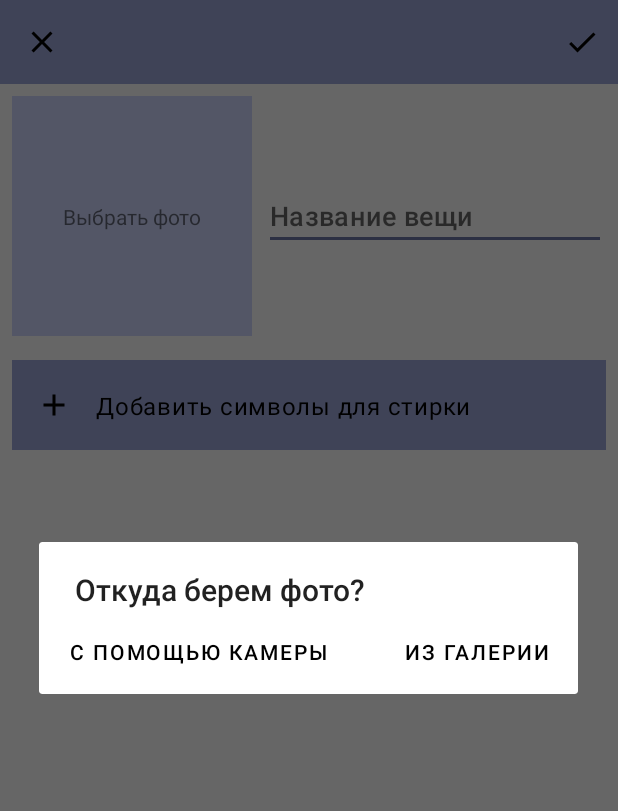
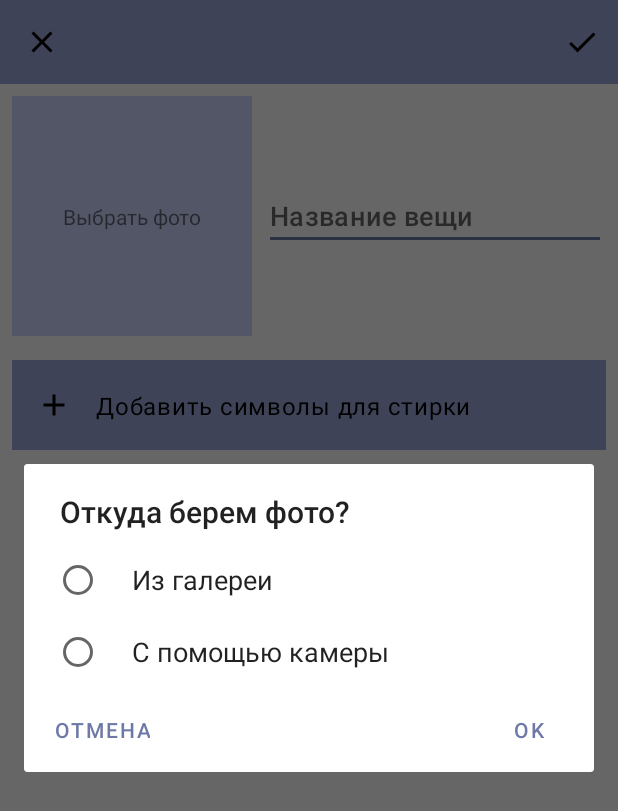
Before and after one commit to Chechevichnaya/Don-t-ruin-your-laundry, an Android app: the fragment AddDataToCardFragment shown on its own in the app's theme, after a tap on an icon or button, on a phone screen of 412 x 824 dp. Shown: the top 811 px of the screen. Run offline under Robolectric (Android 15) with nearby library versions, the phone set to English and light mode, and no system bars; our stand-ins replace FlexboxLayout, data binding; 9 statements that could not run were skipped.

Commit message:
change dialog about asking photo

```diff
--- a/app/src/main/java/com/blabla/dontruinyourlaundry/presentation/fragments/AddDataToCardFragment.kt
+++ b/app/src/main/java/com/blabla/dontruinyourlaundry/presentation/fragments/AddDataToCardFragment.kt
@@ -40,6 +40,8 @@ import java.io.File
 import java.util.*
 import org.koin.androidx.viewmodel.ext.android.viewModel
 
+const val FROM_GALLERY = 0
+const val WITH_CAMERA = 1
 
 class AddDataToCardFragment : Fragment() {
 
@@ -202,17 +204,35 @@ class AddDataToCardFragment : Fragment() {
     }
 
     private fun showDialog() {
-        AlertDialog.Builder(requireContext())
-            .setTitle(getString(R.string.ask_about_how_to_add_photo))
+        val array = arrayOf("Из галереи", "С помощью камеры")
+        var checkedItem = -1
+        val builder = AlertDialog.Builder(requireContext())
+        builder.setTitle(getString(R.string.ask_about_how_to_add_photo))
+            .setSingleChoiceItems(array, checkedItem)
+            { _, which -> checkedItem = which }
+            .setPositiveButton("Ok") { _, _ ->
+                if (checkedItem != -1) {
+                    when (checkedItem) {
+                        FROM_GALLERY -> {
+                            selectImageFromGallery()
+                        }
+                        WITH_CAMERA -> {
+                            askPermissions()
+                        }
+                    }
+                }
+            }
 
-            .setPositiveButton(getString(R.string.from_gallery)) { _, _ ->
-                selectImageFromGallery()
-            }
-            .setNeutralButton(getString(R.string.from_camera)) { _, _ ->
-                askPermissions()
-            }
-            .show()
+            .setNeutralButton("Отмена") { _, _ -> }
+        val dialog = builder.create()
+        dialog.show()
+
+        val colorButton = resources.getColor(R.color.lilac_700)
+        dialog.getButton(AlertDialog.BUTTON_POSITIVE).setTextColor(colorButton)
+        dialog.getButton(AlertDialog.BUTTON_NEUTRAL).setTextColor(colorButton)
     }
+
+
 
     private fun setTitleInToolBar() {
         val edit = getString(R.string.edit_fragment)
```
